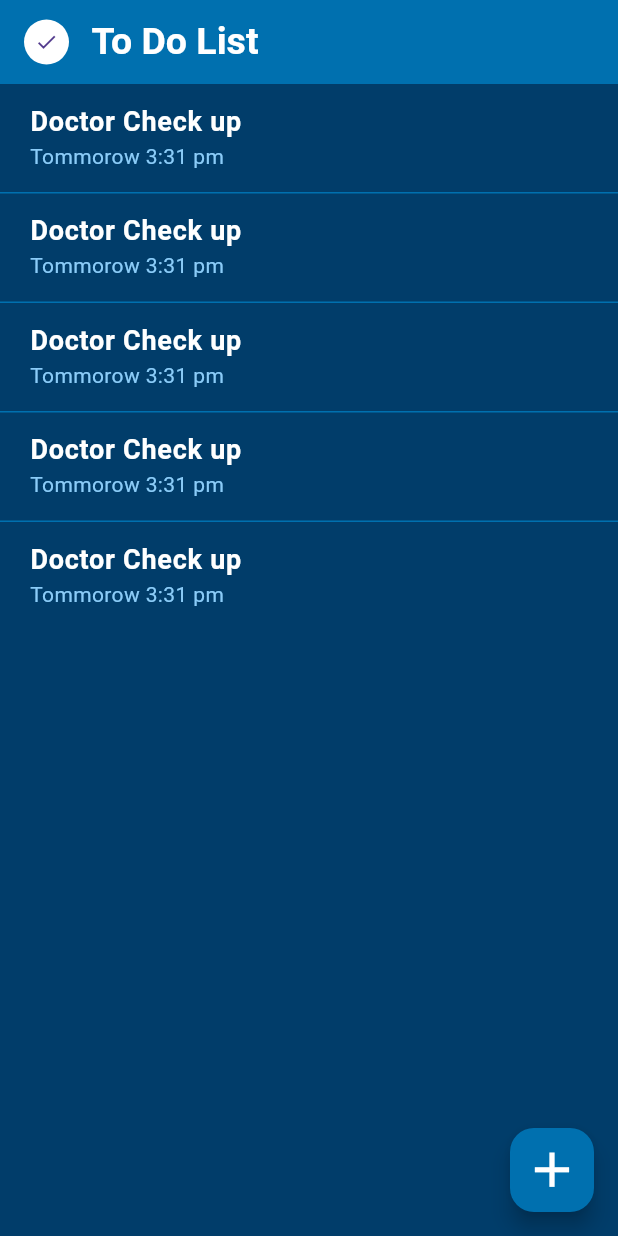
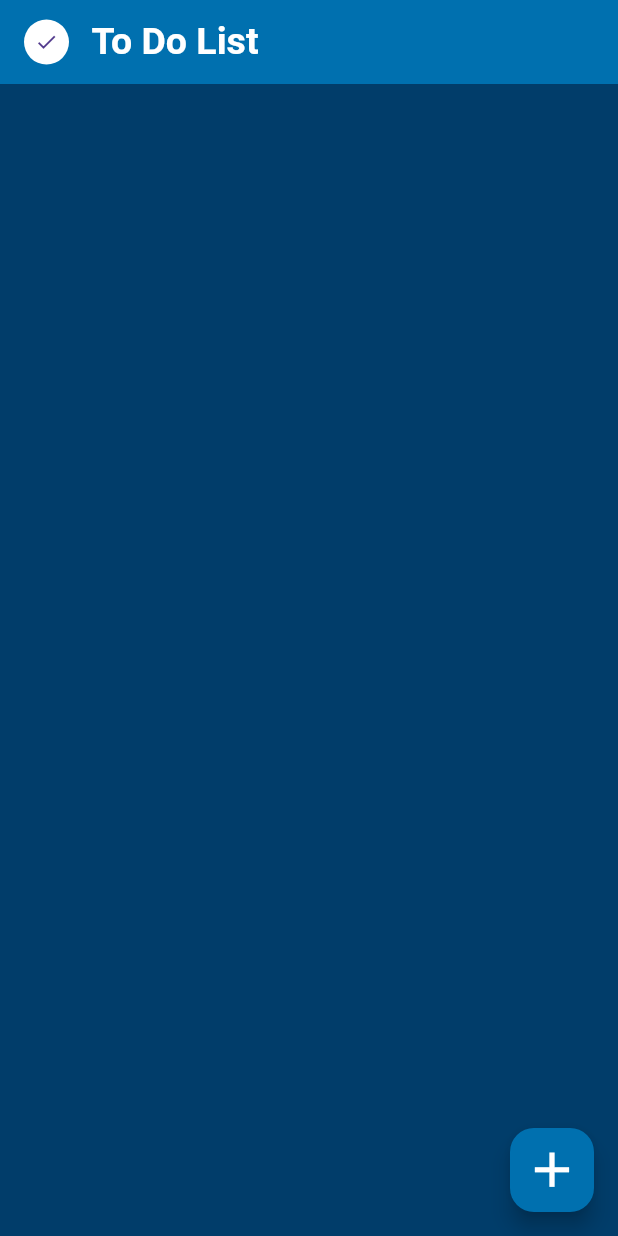
Before and after one commit to Shahzaibrizwan1/Todo-App, a Flutter app: the screen it shows after launch, on a phone screen of 412 x 824 dp. Run offline on Flutter 3.47's test engine with Material 3 defaults, Android fonts, the phone set to English and light mode, and no system bars; missing offline and left inert: dart:js_interop, dart:js_util.

```diff
--- a/lib/Screen/task_screen.dart
+++ b/lib/Screen/task_screen.dart
@@ -42,9 +42,13 @@ class _TaskScreenState extends State<TaskScreen> {
               ),
             ],
           )),
-      body: ListView.separated(
+      body: Consumer<TaskViewModel>(builder: (context, taskProvider, _) {
+        return ListView.separated(
             itemBuilder: (context, index) {
-            return const TaskWidget();
+              final task = taskProvider.tasks[index];
+              return TaskWidget(
+                Task: task,
+              );
             },
             separatorBuilder: (context, index) {
               return const Divider(
@@ -53,7 +57,8 @@ class _TaskScreenState extends State<TaskScreen> {
                 thickness: 1,
               );
             },
-          itemCount: 5),
+            itemCount: taskProvider.tasks.length);
+      }),
       floatingActionButton: const CustomFab(),
     );
   }
@@ -62,19 +67,23 @@ class _TaskScreenState extends State<TaskScreen> {
 class TaskWidget extends StatelessWidget {
   const TaskWidget({
     super.key,
+    required this.Task,
   });
 
+  final Task;
   @override
   Widget build(BuildContext context) {
-    return const ListTile(
+    return ListTile(
       contentPadding: EdgeInsets.symmetric(horizontal: 20, vertical: 0),
       title: Text(
-        "Doctor Check up",
-        style: TextStyle(
-            color: Colors.white, fontSize: 18, fontWeight: FontWeight.w600),
+        Task.TaskName, style: TextStyle(color: Colors.white),
+        // "Doctor Check up",
+
+        // style: TextStyle(
+        //     color: Colors.white, fontSize: 18, fontWeight: FontWeight.w600),
       ),
       subtitle: Text(
-        "Tommorow 3:31 pm",
+        "${Task.Date}, ${Task.Time}",
         style: TextStyle(color: textBlue),
       ),
     );
@@ -97,7 +106,7 @@ class CustomFab extends StatelessWidget {
               return const CustomDialog();
             });
       },
-      child: Icon(
+      child: const Icon(
         Icons.add,
         size: 39,
         color: Colors.white,
@@ -233,7 +242,8 @@ class CustomTextField extends StatelessWidget {
         readOnly: readonly,
         style: const TextStyle(color: Colors.white),
         decoration: InputDecoration(
-          // hintText: "Enter a Task", hintStyle: TextStyle(color: Colors.grey)
+          // hintText: "Enter a Task",
+          //   hintStyle: TextStyle(color: Colors.white),
           suffixIcon: InkWell(
               onTap: onTap,
               child: Icon(
--- a/lib/ViewModel/viewmodelprovider.dart
+++ b/lib/ViewModel/viewmodelprovider.dart
@@ -19,7 +19,9 @@ class TaskViewModel extends ChangeNotifier {
   final TimeCount = TextEditingController();
 
   bool get isvalid =>
-      TaskName != null && DateCount.text == "" && TimeCount.text == "";
+      TaskName != null &&
+      DateCount.text.isNotEmpty &&
+      TimeCount.text.isNotEmpty;
 
   setDate(DateTime? date) {
     if (date == null) {
@@ -60,11 +62,13 @@ class TaskViewModel extends ChangeNotifier {
   }
 
   addTask() {
-    // if (!isvalid) {
-    //   return;
-    // }
+    if (!isvalid) {
+      return;
+    }
     final task = Task(TaskName!, DateCount.text, TimeCount.text);
     tasks.add(task);
+    TimeCount.clear();
+    DateCount.clear();
     print(tasks.length.toString());
     notifyListeners();
   }
```
Lines whose indentation alone changed are shown as unchanged.
